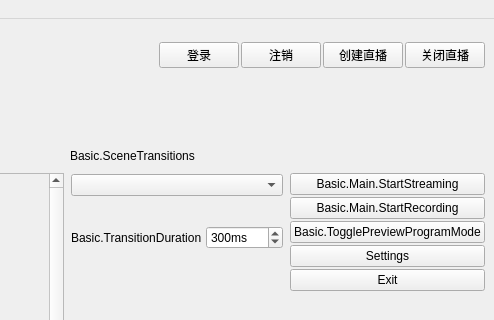
Before: the Qt Designer form UI/forms/OBSBasic.ui in flying19880517/obs-studio, drawn with Qt 5; both pictures show x 1022 to 1516 and y 0 to 320 of the 1516 by 724 pixel window.
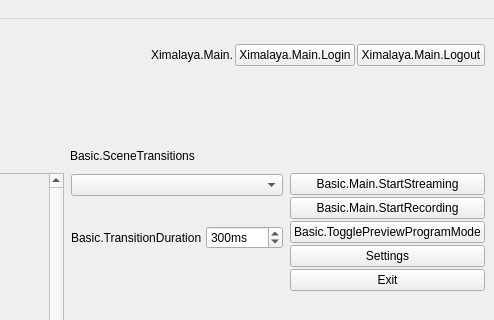
After: the same form once the commit is applied. Icons and pictures are not drawn. Custom widgets are drawn as their Qt base class.

Diff of the .ui file:
```diff
--- a/UI/forms/OBSBasic.ui
+++ b/UI/forms/OBSBasic.ui
@@ -79,31 +79,40 @@
             </item>
            </layout>
           </item>
+          <item>
+           <widget class="QFrame" name="panLogin">
+            <property name="minimumSize">
+             <size>
+              <width>0</width>
+              <height>0</height>
+             </size>
+            </property>
+           </widget>
+          </item>
+          <item>
+           <widget class="QLabel" name="lblNickname">
+            <property name="sizePolicy">
+             <sizepolicy hsizetype="Minimum" vsizetype="Fixed">
+              <horstretch>0</horstretch>
+              <verstretch>0</verstretch>
+             </sizepolicy>
+            </property>
+            <property name="text">
+             <string>Ximalaya.Main.</string>
+            </property>
+           </widget>
+          </item>
           <item>
            <widget class="QPushButton" name="btnLogin">
             <property name="text">
-             <string>登录</string>
+             <string>Ximalaya.Main.Login</string>
             </property>
            </widget>
           </item>
           <item>
            <widget class="QPushButton" name="btnLogout">
             <property name="text">
-             <string>注销</string>
-            </property>
-           </widget>
-          </item>
-          <item>
-           <widget class="QPushButton" name="btnLiveCreate">
-            <property name="text">
-             <string>创建直播</string>
-            </property>
-           </widget>
-          </item>
-          <item>
-           <widget class="QPushButton" name="btnLiveStop">
-            <property name="text">
-             <string>关闭直播</string>
+             <string>Ximalaya.Main.Logout</string>
             </property>
            </widget>
           </item>
```
